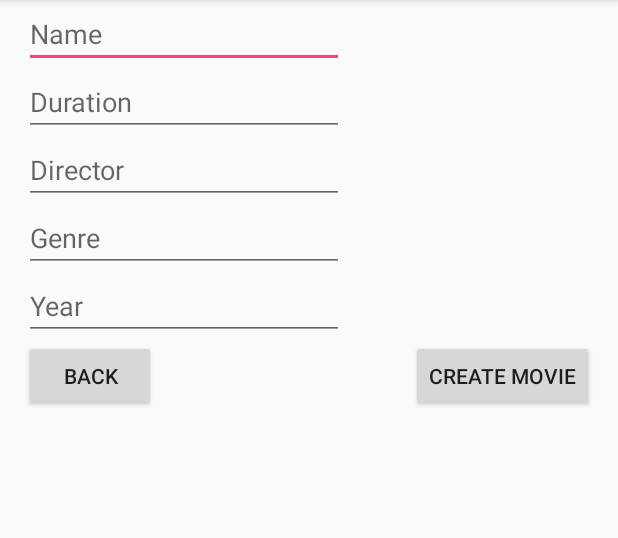
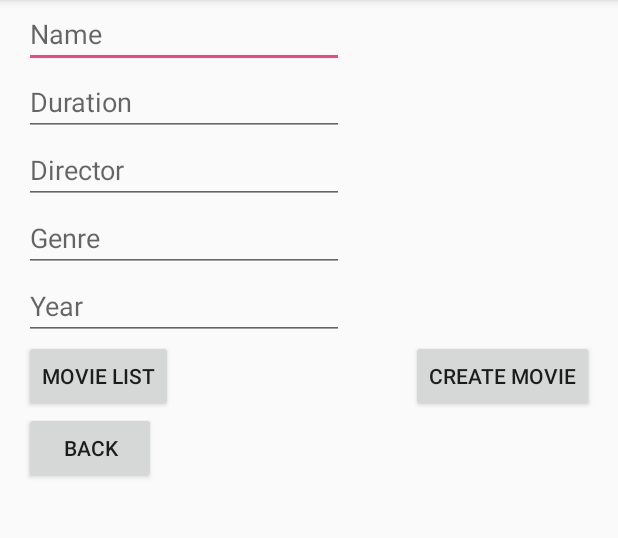
Before and after one commit to jpayan/MobileDev, an Android app: the screen it shows after launch (CreateMovieActivity), after a tap on "MOVIES", on a phone screen of 412 x 824 dp, the part 84-622 px from its top. Run offline under Robolectric (Android 15) with nearby library versions, the phone set to English and light mode, and no system bars.

Commit message:
Added consistency to Movie Array List

```diff
--- a/Actividad1/app/src/main/java/mx/cetys/jorgepayan/actividad1/CreateMovieActivity.java
+++ b/Actividad1/app/src/main/java/mx/cetys/jorgepayan/actividad1/CreateMovieActivity.java
@@ -12,28 +12,35 @@ import java.util.ArrayList;
 public class CreateMovieActivity extends AppCompatActivity {
 
     ArrayList<Movie> movies = new ArrayList<Movie>() {{
-        add(new Movie("Reservoir Dogs", 99, "Quentin Tarantino", "Crime", 1992));
-        add(new Movie("The Departed", 151, "Martin Scorsese", "Crime", 2006));
-        add(new Movie("El Payan", 180, "Fidel Castro", "Documentary", 2017));
-        add(new Movie("There Will Be Blood", 158, "Paul Thomas Anderson", "Drama", 2007));
-        add(new Movie("Snatch", 104, "Guy Ritchie", "Crime", 2000));
+//        add(new Movie("Reservoir Dogs", 99, "Quentin Tarantino", "Crime", 1992));
+//        add(new Movie("The Departed", 151, "Martin Scorsese", "Crime", 2006));
+//        add(new Movie("El Payan", 180, "Fidel Castro", "Documentary", 2017));
+//        add(new Movie("There Will Be Blood", 158, "Paul Thomas Anderson", "Drama", 2007));
+//        add(new Movie("Snatch", 104, "Guy Ritchie", "Crime", 2000));
     }};
+
+    @Override
+    protected void onActivityResult(int requestCode, int resultCode, Intent data) {
+        super.onActivityResult(requestCode, resultCode, data);
+        if (resultCode == MainActivity.RETURN_CODE) {
+            movies = data.getParcelableArrayListExtra(MainActivity.EXTRA_KEY);
+        }
+    }
 
     @Override
     protected void onCreate(Bundle savedInstanceState) {
         super.onCreate(savedInstanceState);
         setContentView(R.layout.activity_create_movie);
 
-        Button button_goBack;
-        Button button_createMovie;
         final EditText movieName = (EditText) findViewById(R.id.movieName);
         final EditText movieDuration = (EditText) findViewById(R.id.movieDuration);
         final EditText movieDirector = (EditText) findViewById(R.id.movieDirector);
         final EditText movieGenre = (EditText) findViewById(R.id.movieGenre);
         final EditText movieYear = (EditText) findViewById(R.id.movieYear);
 
-        button_goBack = (Button) findViewById(R.id.button_backToMain);
-        button_createMovie = (Button) findViewById(R.id.button_createMovie);
+        Button button_goBack = (Button) findViewById(R.id.button_backToMain);
+        Button button_createMovie = (Button) findViewById(R.id.button_createMovie);
+        Button button_seeMovieList = (Button) findViewById(R.id.button_seeMovieList);
 
         Intent intent = getIntent();
 
@@ -52,8 +59,19 @@ public class CreateMovieActivity extends AppCompatActivity {
                     buildMovie(movieName, movieDuration, movieDirector, movieGenre, movieYear);
                     Intent intent = new Intent(getApplicationContext(), MovieListActivity.class);
                     intent.putExtra(MainActivity.EXTRA_KEY, movies);
+                    startActivityForResult(intent,MainActivity.RETURN_CODE);
+                }
+            }
+        );
+
+        button_seeMovieList.setOnClickListener(
+            new View.OnClickListener() {
+
+                @Override
+                public void onClick(View view) {
+                    Intent intent = new Intent(getApplicationContext(), MovieListActivity.class);
+                    intent.putExtra(MainActivity.EXTRA_KEY, movies);
                     startActivity(intent);
-                    startActivityForResult(intent,MainActivity.RETURN_CODE);
                 }
             }
         );
--- a/Actividad1/app/src/main/java/mx/cetys/jorgepayan/actividad1/MainActivity.java
+++ b/Actividad1/app/src/main/java/mx/cetys/jorgepayan/actividad1/MainActivity.java
@@ -21,7 +21,7 @@ import java.util.ArrayList;
 
 public class MainActivity extends AppCompatActivity {
     public final static String EXTRA_KEY="Messaje";
-    public final static int RETURN_CODE=1;
+    public final static int RETURN_CODE=0;
 
     @Override
     protected void onCreate(Bundle savedInstanceState) {
--- a/Actividad1/app/src/main/res/layout/activity_create_movie.xml
+++ b/Actividad1/app/src/main/res/layout/activity_create_movie.xml
@@ -80,10 +80,10 @@
         tools:layout_editor_absoluteY="71dp" />
 
     <Button
-        android:id="@+id/button_backToMain"
+        android:id="@+id/button_seeMovieList"
         android:layout_width="wrap_content"
         android:layout_height="wrap_content"
-        android:text="Back"
+        android:text="Movie List"
         app:layout_constraintTop_toBottomOf="@+id/movieYear"
         app:layout_constraintLeft_toLeftOf="parent"
         android:layout_marginLeft="16dp"
@@ -91,4 +91,16 @@
         app:layout_constraintHorizontal_bias="1.0"
         tools:layout_editor_absoluteY="71dp" />
 
+    <Button
+        android:id="@+id/button_backToMain"
+        android:layout_width="wrap_content"
+        android:layout_height="wrap_content"
+        android:text="Back"
+        app:layout_constraintTop_toBottomOf="@+id/button_seeMovieList"
+        app:layout_constraintLeft_toLeftOf="parent"
+        android:layout_marginLeft="16dp"
+        android:layout_marginRight="16dp"
+        app:layout_constraintHorizontal_bias="1.0"
+        tools:layout_editor_absoluteY="71dp" />
+
 </android.support.constraint.ConstraintLayout>
```
Also changed, not shown: Actividad1/app/src/main/java/mx/cetys/jorgepayan/actividad1/MovieListActivity.java (+5 -11 lines).
